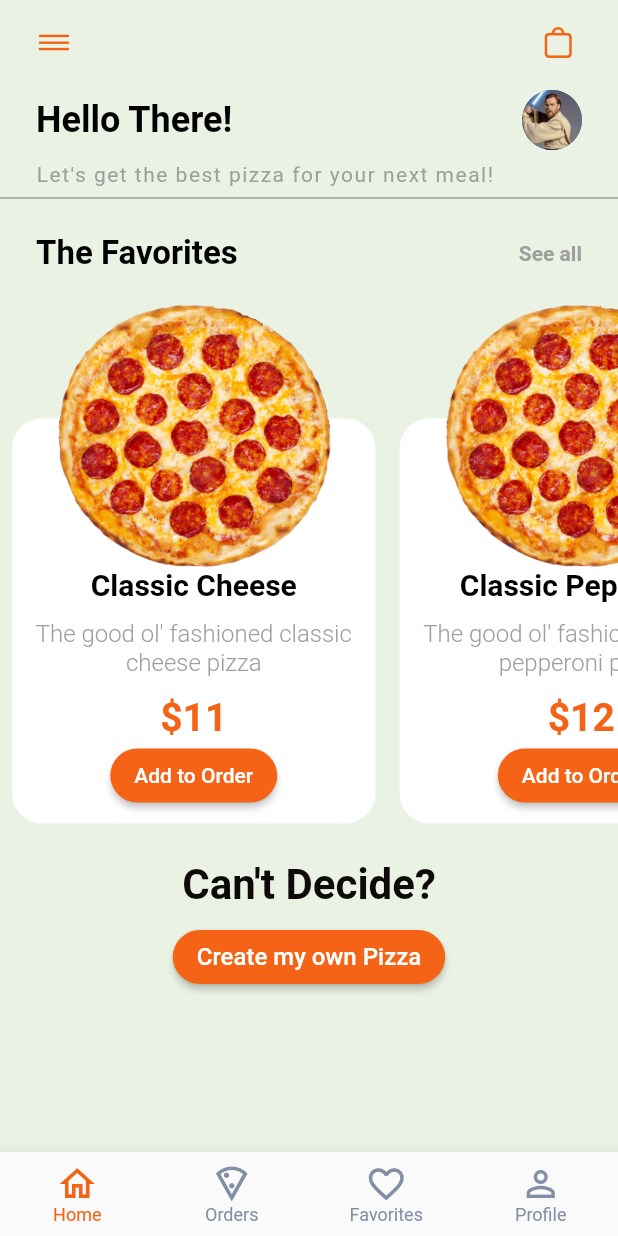
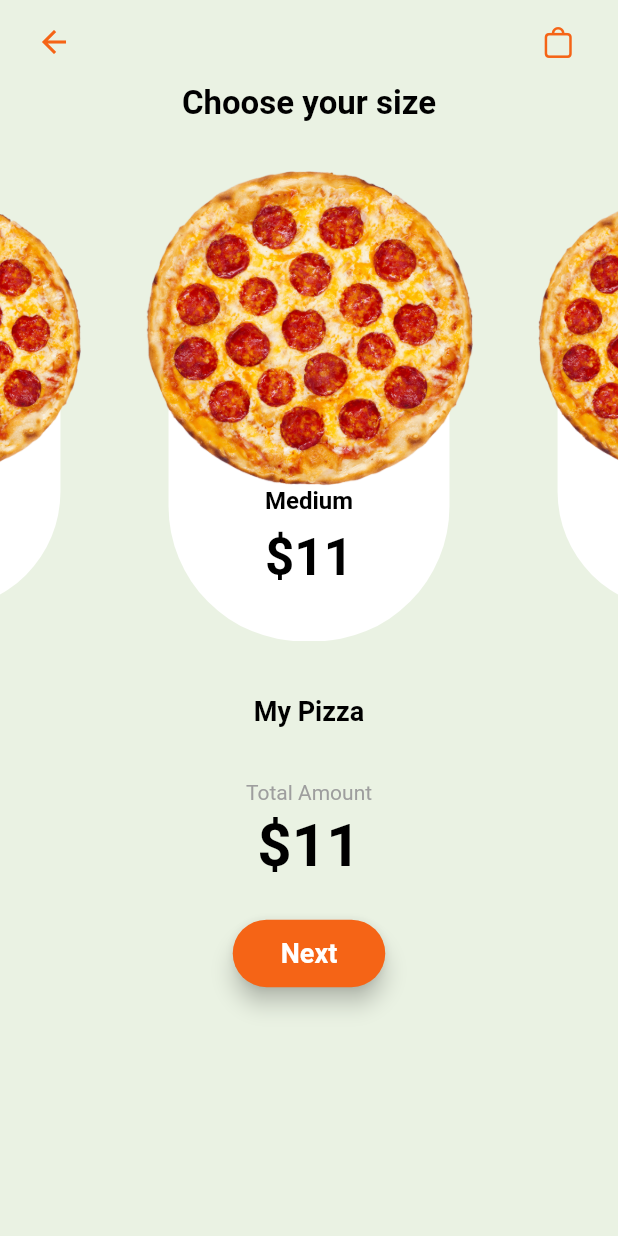
Before and after one commit to mjhamm/pizza_order_flutter, a Flutter app: the screen it shows after launch, after a tap on "Create my own Pizza", on a phone screen of 412 x 824 dp. Run offline on Flutter 3.47's test engine with Material 2 defaults, Android fonts, the phone set to English and light mode, and no system bars; drawn by our look-alikes of carousel_slider.

Commit message:
created size screen

```diff
--- /dev/null
+++ b/lib/create_step_1.dart
@@ -0,0 +1,147 @@
+import 'package:carousel_slider/carousel_slider.dart';
+import 'package:flutter/cupertino.dart';
+import 'package:flutter/material.dart';
+import 'package:flutter/services.dart';
+import 'package:pizza_app/custom_colors.dart';
+import 'package:pizza_app/step_item.dart';
+import 'package:pizza_app/step_list_item.dart';
+
+class CreateStep1 extends StatefulWidget {
+
+  final String pizzaName;
+
+  const CreateStep1({Key key, this.pizzaName}) : super(key: key);
+
+  @override
+  _CreateStep1State createState() => _CreateStep1State();
+}
+
+class _CreateStep1State extends State<CreateStep1> {
+
+  var price = 11;
+
+  final List<StepListItem> items = [
+    StepListItem(item: StepItem('assets/images/pizza.png', 'Small', 9),),
+    StepListItem(item: StepItem('assets/images/pizza.png', 'Medium', 11),),
+    StepListItem(item: StepItem('assets/images/pizza.png', 'Large', 13),),
+  ];
+
+  @override
+  Widget build(BuildContext context) {
+    return AnnotatedRegion<SystemUiOverlayStyle>(
+      value: SystemUiOverlayStyle.dark.copyWith(
+        statusBarColor: CustomColors.ivory
+      ),
+      child: SafeArea(
+        child: Scaffold(
+          backgroundColor: CustomColors.ivory,
+          appBar: AppBar(
+            elevation: 0.0,
+            backgroundColor: CustomColors.ivory,
+            leading: Padding(
+              padding: const EdgeInsets.only(left: 16.0),
+              child: BackButton(
+                color: CustomColors.orange,
+              ),
+            ),
+            actions: [
+              Padding(
+                padding: const EdgeInsets.only(right: 16.0),
+                child: IconButton(
+                  splashRadius: 24,
+                  onPressed: () {},
+                  icon: Icon(CupertinoIcons.bag, color: CustomColors.orange,),
+                ),
+              ),
+            ],
+          ),
+          body: Align(
+            alignment: Alignment.center,
+            child: Column(
+              children: [
+                Text(
+                  'Choose your size',
+                  style: TextStyle(
+                    color: Colors.black,
+                    fontSize: 22,
+                    fontWeight: FontWeight.bold
+                  ),
+                ),
+                Padding(
+                  padding: const EdgeInsets.only(top: 16.0, bottom: 36.0),
+                  child: Container(
+                    child: CarouselSlider.builder(
+                      options: CarouselOptions(
+                        viewportFraction: 0.6,
+                        height: MediaQuery.of(context).size.height / 2.5,
+                        initialPage: 1,
+                        enableInfiniteScroll: false,
+                        enlargeCenterPage: true,
+                        enlargeStrategy: CenterPageEnlargeStrategy.scale
+                      ),
+                      itemCount: 3,
+                      itemBuilder: (context, index, realIndex) =>
+                        items[index]
+                    ),
+                  ),
+                ),
+                Text(
+                  widget.pizzaName,
+                  style: TextStyle(
+                    color: Colors.black,
+                    fontSize: 18,
+                    fontWeight: FontWeight.bold
+                  ),
+                ),
+                Padding(
+                  padding: const EdgeInsets.only(top: 36.0, bottom: 4.0),
+                  child: Text(
+                    'Total Amount',
+                    style: TextStyle(
+                      color: Colors.grey,
+                      fontSize: 14
+                    ),
+                  ),
+                ),
+                Text(
+                  '\$$price',
+                  style: TextStyle(
+                    color: Colors.black,
+                    fontSize: 40,
+                    fontWeight: FontWeight.bold
+                  ),
+                ),
+                Padding(
+                  padding: const EdgeInsets.only(top: 24.0),
+                  child: ElevatedButton(
+                    style: ElevatedButton.styleFrom(
+                      primary: CustomColors.orange,
+                      elevation: 6.0,
+                      shape: RoundedRectangleBorder(
+                        borderRadius: BorderRadius.circular(45)
+                      )
+                    ),
+                    onPressed: () {
+
+                    },
+                    child: Padding(
+                      padding: const EdgeInsets.symmetric(horizontal: 16.0, vertical: 12.0),
+                      child: Text(
+                        'Next',
+                        style: TextStyle(
+                          color: Colors.white,
+                          fontSize: 18,
+                          fontWeight: FontWeight.w600
+                        ),
+                      ),
+                    )
+                  ),
+                ),
+              ],
+            ),
+          ),
+        ),
+      ),
+    );
+  }
+}
--- a/lib/favorite_list_item.dart
+++ b/lib/favorite_list_item.dart
@@ -5,8 +5,9 @@ import 'package:pizza_app/favorites_item.dart';
 class FavoritesListItem extends StatelessWidget {
 
   final FavoritesItem favoritesItem;
+  Function onPress;
 
-  const FavoritesListItem({Key key, this.favoritesItem}) : super(key: key);
+  FavoritesListItem({Key key, this.favoritesItem}) : super(key: key);
 
   @override
   Widget build(BuildContext context) {
@@ -71,7 +72,7 @@ class FavoritesListItem extends StatelessWidget {
                             borderRadius: BorderRadius.circular(20)
                           )
                         ),
-                        onPressed: () {},
+                        onPressed: onPress,
                         child: Text(
                           'Add to Order',
                           style: TextStyle(
--- a/lib/home_screen.dart
+++ b/lib/home_screen.dart
@@ -1,5 +1,6 @@
 import 'package:flutter/cupertino.dart';
 import 'package:flutter/material.dart';
+import 'package:pizza_app/create_step_1.dart';
 import 'package:pizza_app/custom_colors.dart';
 import 'package:pizza_app/favorite_list_item.dart';
 import 'package:pizza_app/favorites_item.dart';
@@ -19,6 +20,10 @@ class _HomeScreenState extends State<HomeScreen> {
     FavoritesListItem(favoritesItem: FavoritesItem('assets/images/pizza.png','Big Mac', 'Hamburger, lettuce, cheese and topped with special sauce', 15)),
     FavoritesListItem(favoritesItem: FavoritesItem('assets/images/pizza.png','Loaded Potato', 'A loaded pizza with potato, cheese and bacon', 14)),
   ];
+
+  sendToSizeScreen(String pizzaName) {
+    Navigator.of(context).push(MaterialPageRoute(builder: (context) => CreateStep1(pizzaName: pizzaName,)));
+  }
 
   @override
   Widget build(BuildContext context) {
@@ -121,7 +126,9 @@ class _HomeScreenState extends State<HomeScreen> {
           Padding(
             padding: const EdgeInsets.only(bottom: 16.0),
             child: ElevatedButton(
-              onPressed: () {},
+              onPressed: () {
+                Navigator.of(context).push(MaterialPageRoute(builder: (context) => CreateStep1(pizzaName: 'My Pizza',)));
+              },
               style: ElevatedButton.styleFrom(
                 primary: CustomColors.orange,
                 shape: RoundedRectangleBorder(
@@ -134,7 +141,7 @@ class _HomeScreenState extends State<HomeScreen> {
                   color: Colors.white,
                   fontSize: 16
                 ),
-              )
+              ),
             ),
           ),
         ],
--- /dev/null
+++ b/lib/step_item.dart
@@ -0,0 +1,9 @@
+
+class StepItem {
+
+  final String image;
+  final String type;
+  final int price;
+
+  StepItem(this.image, this.type, this.price);
+}
--- /dev/null
+++ b/lib/step_list_item.dart
@@ -0,0 +1,69 @@
+import 'package:flutter/material.dart';
+import 'package:pizza_app/custom_colors.dart';
+import 'package:pizza_app/step_item.dart';
+
+class StepListItem extends StatelessWidget {
+
+  final StepItem item;
+
+  const StepListItem({Key key, this.item}) : super(key: key);
+
+  @override
+  Widget build(BuildContext context) {
+    return Container(
+      width: MediaQuery.of(context).size.width / 1.2,
+      height: MediaQuery.of(context).size.height,
+      color: CustomColors.ivory,
+      child: Stack(
+        children: [
+          Align(
+            alignment: Alignment.bottomCenter,
+            child: Container(
+              height: 220,
+              width: MediaQuery.of(context).size.width / 2.2,
+              decoration: BoxDecoration(
+                borderRadius: BorderRadius.only(bottomLeft: Radius.circular(90), bottomRight: Radius.circular(90)),
+                color: Colors.white
+              ),
+              child: Padding(
+                padding: const EdgeInsets.only(bottom: 36.0),
+                child: Column(
+                  mainAxisAlignment: MainAxisAlignment.center,
+                  children: [
+                    Spacer(),
+                    Text(
+                      item.type,
+                      style: TextStyle(
+                        color: Colors.black,
+                        fontSize: 16,
+                        fontWeight: FontWeight.w700
+                      ),
+                    ),
+                    Padding(
+                      padding: const EdgeInsets.only(top: 8.0),
+                      child: Text(
+                        '\$${item.price}',
+                        style: TextStyle(
+                          color: Colors.black,
+                          fontSize: 34,
+                          fontWeight: FontWeight.bold
+                        ),
+                      ),
+                    ),
+                  ],
+                ),
+              ),
+            ),
+          ),
+          Align(
+              alignment: Alignment.topCenter,
+              child: Image(
+                image: AssetImage(item.image),
+                width: MediaQuery.of(context).size.width / 0.5,
+              ),
+            ),
+        ],
+      ),
+    );
+  }
+}
--- a/pubspec.yaml
+++ b/pubspec.yaml
@@ -28,6 +28,7 @@ dependencies:
   # The following adds the Cupertino Icons font to your application.
   # Use with the CupertinoIcons class for iOS style icons.
   cupertino_icons: ^1.0.2
+  carousel_slider: ^3.0.0
 
 dev_dependencies:
   flutter_test:
```
Also changed, not shown: pubspec.lock.
